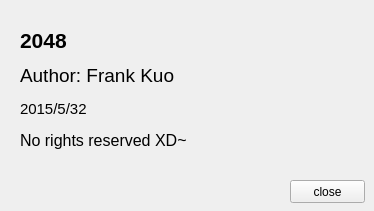
First picture: the form in copyrightinformation.ui, repository F74036344/2048, before the edit.
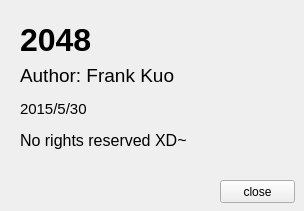
Second picture: the form after the edit.

```diff
--- a/copyrightinformation.ui
+++ b/copyrightinformation.ui
@@ -6,7 +6,7 @@
    <rect>
     <x>0</x>
     <y>0</y>
-    <width>374</width>
+    <width>304</width>
     <height>211</height>
    </rect>
   </property>
@@ -18,12 +18,12 @@
     <rect>
      <x>20</x>
      <y>20</y>
-     <width>101</width>
+     <width>81</width>
      <height>41</height>
     </rect>
    </property>
    <property name="text">
-    <string>&lt;html&gt;&lt;head/&gt;&lt;body&gt;&lt;p&gt;&lt;span style=&quot; font-size:16pt; font-weight:600;&quot;&gt;2048&lt;/span&gt;&lt;/p&gt;&lt;/body&gt;&lt;/html&gt;</string>
+    <string>&lt;html&gt;&lt;head/&gt;&lt;body&gt;&lt;p&gt;&lt;span style=&quot; font-size:24pt; font-weight:600;&quot;&gt;2048&lt;/span&gt;&lt;/p&gt;&lt;/body&gt;&lt;/html&gt;</string>
    </property>
   </widget>
   <widget class="QLabel" name="label_2">
@@ -49,7 +49,7 @@
     </rect>
    </property>
    <property name="text">
-    <string>&lt;html&gt;&lt;head/&gt;&lt;body&gt;&lt;p&gt;&lt;span style=&quot; font-size:11pt;&quot;&gt;2015/5/32&lt;/span&gt;&lt;/p&gt;&lt;/body&gt;&lt;/html&gt;</string>
+    <string>&lt;html&gt;&lt;head/&gt;&lt;body&gt;&lt;p&gt;&lt;span style=&quot; font-size:11pt;&quot;&gt;2015/5/30&lt;/span&gt;&lt;/p&gt;&lt;/body&gt;&lt;/html&gt;</string>
    </property>
   </widget>
   <widget class="QLabel" name="label_4">
@@ -68,7 +68,7 @@
   <widget class="QPushButton" name="pushButton">
    <property name="geometry">
     <rect>
-     <x>290</x>
+     <x>220</x>
      <y>180</y>
      <width>75</width>
      <height>23</height>
```
